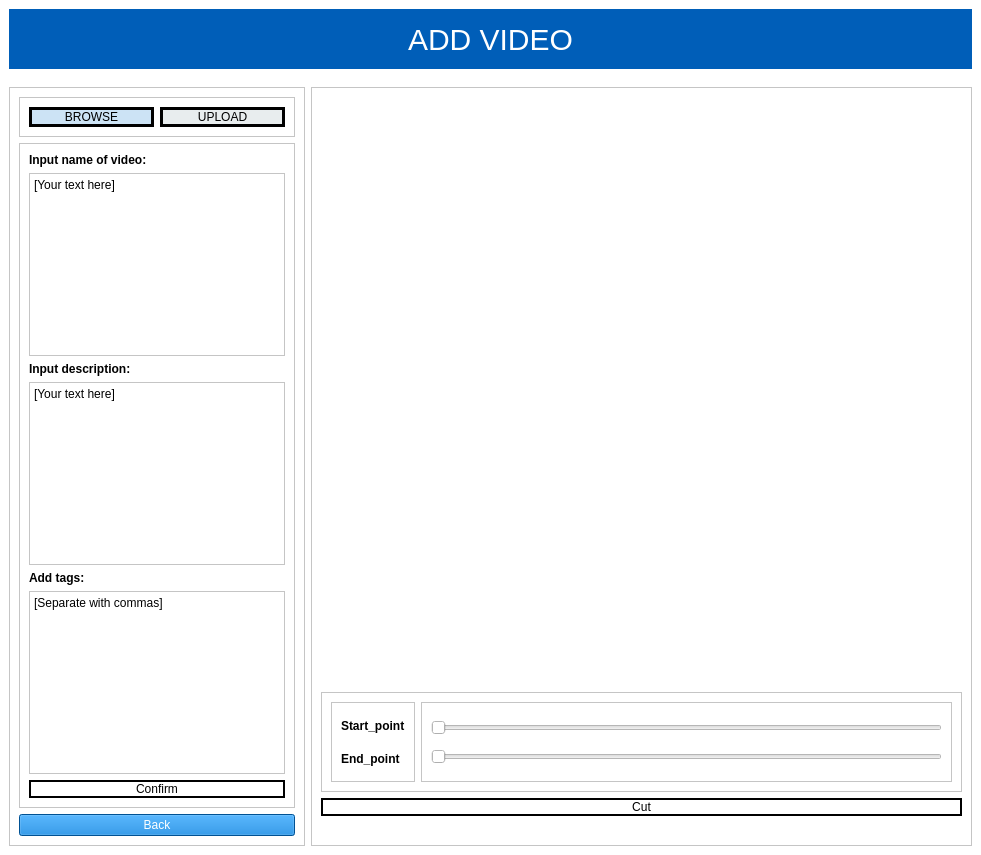
First picture: the form in copyclare/ui/video_addition.ui, repository MotionInput/Team14-CopyClare, before the edit.
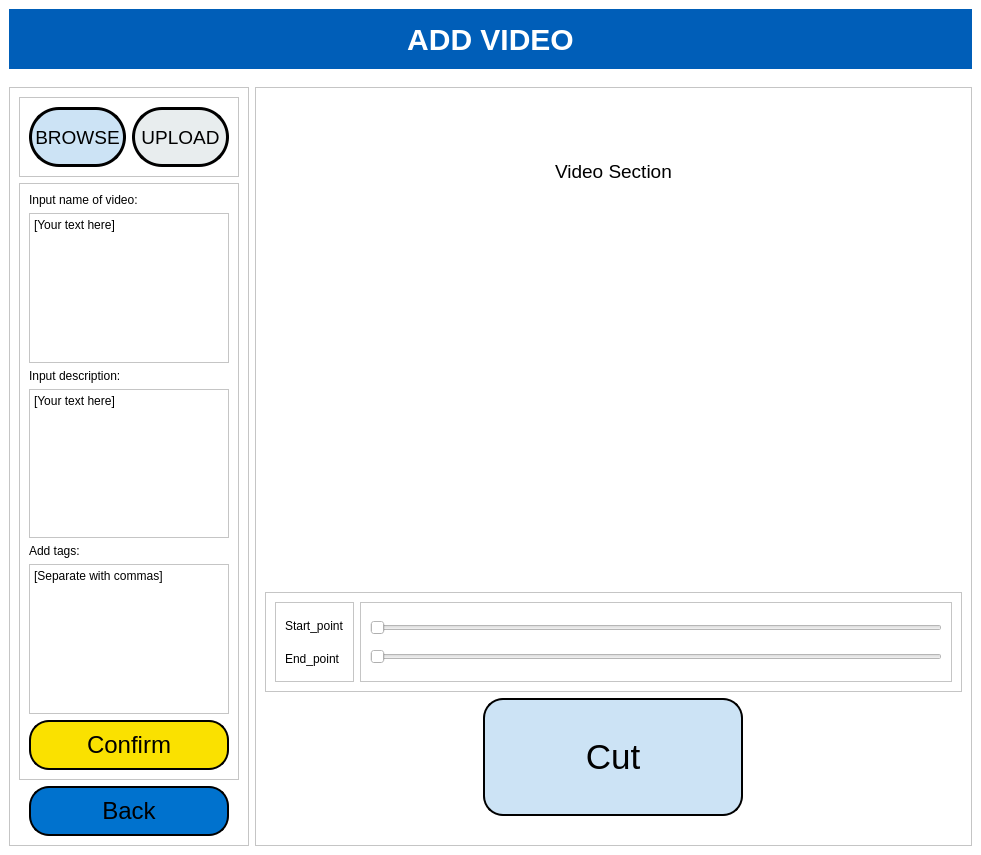
Second picture: the form after the edit.

Commit message: Font, button, etc. changes

```diff
--- a/copyclare/ui/video_addition.ui
+++ b/copyclare/ui/video_addition.ui
@@ -84,7 +84,10 @@
         </property>
         <property name="font">
          <font>
+          <family>Arial</family>
           <pointsize>-1</pointsize>
+          <weight>75</weight>
+          <bold>true</bold>
          </font>
         </property>
         <property name="styleSheet">
@@ -199,12 +202,24 @@
               <layout class="QHBoxLayout" name="horizontalLayout_3">
                <item>
                 <widget class="QPushButton" name="browse_button">
+                 <property name="minimumSize">
+                  <size>
+                   <width>60</width>
+                   <height>60</height>
+                  </size>
+                 </property>
                  <property name="maximumSize">
                   <size>
                    <width>16000</width>
                    <height>16777215</height>
                   </size>
                  </property>
+                 <property name="font">
+                  <font>
+                   <family>Arial</family>
+                   <pointsize>14</pointsize>
+                  </font>
+                 </property>
                  <property name="styleSheet">
                   <string notr="true">background-color: #CCE3F5;</string>
                  </property>
@@ -215,12 +230,24 @@
                </item>
                <item>
                 <widget class="QPushButton" name="upload_button">
+                 <property name="minimumSize">
+                  <size>
+                   <width>60</width>
+                   <height>60</height>
+                  </size>
+                 </property>
                  <property name="maximumSize">
                   <size>
                    <width>16000</width>
                    <height>16777215</height>
                   </size>
                  </property>
+                 <property name="font">
+                  <font>
+                   <family>Arial</family>
+                   <pointsize>14</pointsize>
+                  </font>
+                 </property>
                  <property name="styleSheet">
                   <string notr="true">background-color: #E8EDEE;</string>
                  </property>
@@ -257,8 +284,9 @@
                  </property>
                  <property name="font">
                   <font>
-                   <weight>75</weight>
-                   <bold>true</bold>
+                   <family>Arial</family>
+                   <weight>50</weight>
+                   <bold>false</bold>
                   </font>
                  </property>
                  <property name="text">
@@ -280,12 +308,17 @@
                    <height>600</height>
                   </size>
                  </property>
+                 <property name="font">
+                  <font>
+                   <family>Arial</family>
+                  </font>
+                 </property>
                  <property name="html">
                   <string>&lt;!DOCTYPE HTML PUBLIC &quot;-//W3C//DTD HTML 4.0//EN&quot; &quot;http://www.w3.org/TR/REC-html40/strict.dtd&quot;&gt;
 &lt;html&gt;&lt;head&gt;&lt;meta name=&quot;qrichtext&quot; content=&quot;1&quot; /&gt;&lt;style type=&quot;text/css&quot;&gt;
 p, li { white-space: pre-wrap; }
-&lt;/style&gt;&lt;/head&gt;&lt;body style=&quot; font-family:'SimSun'; font-size:9pt; font-weight:400; font-style:normal;&quot;&gt;
-&lt;p style=&quot; margin-top:0px; margin-bottom:0px; margin-left:0px; margin-right:0px; -qt-block-indent:0; text-indent:0px;&quot;&gt;[Your text here]&lt;/p&gt;&lt;/body&gt;&lt;/html&gt;</string>
+&lt;/style&gt;&lt;/head&gt;&lt;body style=&quot; font-family:'Arial'; font-size:9pt; font-weight:400; font-style:normal;&quot;&gt;
+&lt;p style=&quot; margin-top:0px; margin-bottom:0px; margin-left:0px; margin-right:0px; -qt-block-indent:0; text-indent:0px;&quot;&gt;&lt;span style=&quot; font-family:'SimSun';&quot;&gt;[Your text here]&lt;/span&gt;&lt;/p&gt;&lt;/body&gt;&lt;/html&gt;</string>
                  </property>
                 </widget>
                </item>
@@ -293,8 +326,9 @@
                 <widget class="QLabel" name="description">
                  <property name="font">
                   <font>
-                   <weight>75</weight>
-                   <bold>true</bold>
+                   <family>Arial</family>
+                   <weight>50</weight>
+                   <bold>false</bold>
                   </font>
                  </property>
                  <property name="text">
@@ -310,12 +344,17 @@
                    <verstretch>0</verstretch>
                   </sizepolicy>
                  </property>
+                 <property name="font">
+                  <font>
+                   <family>Arial</family>
+                  </font>
+                 </property>
                  <property name="html">
                   <string>&lt;!DOCTYPE HTML PUBLIC &quot;-//W3C//DTD HTML 4.0//EN&quot; &quot;http://www.w3.org/TR/REC-html40/strict.dtd&quot;&gt;
 &lt;html&gt;&lt;head&gt;&lt;meta name=&quot;qrichtext&quot; content=&quot;1&quot; /&gt;&lt;style type=&quot;text/css&quot;&gt;
 p, li { white-space: pre-wrap; }
-&lt;/style&gt;&lt;/head&gt;&lt;body style=&quot; font-family:'SimSun'; font-size:9pt; font-weight:400; font-style:normal;&quot;&gt;
-&lt;p style=&quot; margin-top:0px; margin-bottom:0px; margin-left:0px; margin-right:0px; -qt-block-indent:0; text-indent:0px;&quot;&gt;[Your text here]&lt;/p&gt;&lt;/body&gt;&lt;/html&gt;</string>
+&lt;/style&gt;&lt;/head&gt;&lt;body style=&quot; font-family:'Arial'; font-size:9pt; font-weight:400; font-style:normal;&quot;&gt;
+&lt;p style=&quot; margin-top:0px; margin-bottom:0px; margin-left:0px; margin-right:0px; -qt-block-indent:0; text-indent:0px;&quot;&gt;&lt;span style=&quot; font-family:'SimSun';&quot;&gt;[Your text here]&lt;/span&gt;&lt;/p&gt;&lt;/body&gt;&lt;/html&gt;</string>
                  </property>
                 </widget>
                </item>
@@ -323,8 +362,9 @@
                 <widget class="QLabel" name="tags">
                  <property name="font">
                   <font>
-                   <weight>75</weight>
-                   <bold>true</bold>
+                   <family>Arial</family>
+                   <weight>50</weight>
+                   <bold>false</bold>
                   </font>
                  </property>
                  <property name="text">
@@ -340,19 +380,45 @@
                    <verstretch>0</verstretch>
                   </sizepolicy>
                  </property>
+                 <property name="font">
+                  <font>
+                   <family>Arial</family>
+                  </font>
+                 </property>
                  <property name="html">
                   <string>&lt;!DOCTYPE HTML PUBLIC &quot;-//W3C//DTD HTML 4.0//EN&quot; &quot;http://www.w3.org/TR/REC-html40/strict.dtd&quot;&gt;
 &lt;html&gt;&lt;head&gt;&lt;meta name=&quot;qrichtext&quot; content=&quot;1&quot; /&gt;&lt;style type=&quot;text/css&quot;&gt;
 p, li { white-space: pre-wrap; }
-&lt;/style&gt;&lt;/head&gt;&lt;body style=&quot; font-family:'SimSun'; font-size:9pt; font-weight:400; font-style:normal;&quot;&gt;
-&lt;p style=&quot; margin-top:0px; margin-bottom:0px; margin-left:0px; margin-right:0px; -qt-block-indent:0; text-indent:0px;&quot;&gt;[Separate with commas]&lt;/p&gt;&lt;/body&gt;&lt;/html&gt;</string>
+&lt;/style&gt;&lt;/head&gt;&lt;body style=&quot; font-family:'Arial'; font-size:9pt; font-weight:400; font-style:normal;&quot;&gt;
+&lt;p style=&quot; margin-top:0px; margin-bottom:0px; margin-left:0px; margin-right:0px; -qt-block-indent:0; text-indent:0px;&quot;&gt;&lt;span style=&quot; font-family:'SimSun';&quot;&gt;[Separate with commas]&lt;/span&gt;&lt;/p&gt;&lt;/body&gt;&lt;/html&gt;</string>
                  </property>
                 </widget>
                </item>
                <item>
                 <widget class="QPushButton" name="confirm_button">
+                 <property name="minimumSize">
+                  <size>
+                   <width>70</width>
+                   <height>50</height>
+                  </size>
+                 </property>
+                 <property name="maximumSize">
+                  <size>
+                   <width>200</width>
+                   <height>200</height>
+                  </size>
+                 </property>
+                 <property name="font">
+                  <font>
+                   <family>Arial</family>
+                   <pointsize>18</pointsize>
+                  </font>
+                 </property>
                  <property name="styleSheet">
-                  <string notr="true">border: 2px solid;</string>
+                  <string notr="true">border: 2px solid;
+background-color: rgb(250, 225, 0);
+border-radius:20px;
+color: rgb(0, 0, 0);</string>
                  </property>
                  <property name="text">
                   <string>Confirm</string>
@@ -362,16 +428,29 @@
               </layout>
              </widget>
             </item>
-            <item>
+            <item alignment="Qt::AlignHCenter">
              <widget class="QPushButton" name="back_button">
+              <property name="minimumSize">
+               <size>
+                <width>200</width>
+                <height>50</height>
+               </size>
+              </property>
               <property name="maximumSize">
                <size>
-                <width>16000</width>
-                <height>16777215</height>
+                <width>200</width>
+                <height>200</height>
                </size>
               </property>
+              <property name="font">
+               <font>
+                <family>Arial</family>
+                <pointsize>18</pointsize>
+               </font>
+              </property>
               <property name="styleSheet">
-               <string notr="true">background-color: #0072CE; COLOR: #ffffff;</string>
+               <string notr="true">background-color: #0072CE; COLOR: #000000;
+border-radius:20px;border: 2px solid;</string>
               </property>
               <property name="text">
                <string>Back</string>
@@ -406,6 +485,19 @@
               </property>
              </spacer>
             </item>
+            <item alignment="Qt::AlignHCenter">
+             <widget class="QLabel" name="label">
+              <property name="font">
+               <font>
+                <family>Arial</family>
+                <pointsize>14</pointsize>
+               </font>
+              </property>
+              <property name="text">
+               <string>Video Section</string>
+              </property>
+             </widget>
+            </item>
             <item>
              <widget class="QLabel" name="video">
               <property name="minimumSize">
@@ -453,9 +545,10 @@
                    <widget class="QLabel" name="Start">
                     <property name="font">
                      <font>
+                      <family>Arial</family>
                       <pointsize>9</pointsize>
-                      <weight>75</weight>
-                      <bold>true</bold>
+                      <weight>50</weight>
+                      <bold>false</bold>
                      </font>
                     </property>
                     <property name="text">
@@ -467,8 +560,9 @@
                    <widget class="QLabel" name="End">
                     <property name="font">
                      <font>
-                      <weight>75</weight>
-                      <bold>true</bold>
+                      <family>Arial</family>
+                      <weight>50</weight>
+                      <bold>false</bold>
                      </font>
                     </property>
                     <property name="text">
@@ -508,16 +602,30 @@
               </layout>
              </widget>
             </item>
-            <item>
+            <item alignment="Qt::AlignHCenter">
              <widget class="QPushButton" name="cut_button">
+              <property name="minimumSize">
+               <size>
+                <width>260</width>
+                <height>65</height>
+               </size>
+              </property>
               <property name="maximumSize">
                <size>
-                <width>700</width>
-                <height>16777215</height>
+                <width>260</width>
+                <height>400</height>
                </size>
               </property>
+              <property name="font">
+               <font>
+                <family>Arial</family>
+                <pointsize>26</pointsize>
+               </font>
+              </property>
               <property name="styleSheet">
-               <string notr="true">border: 2px solid;</string>
+               <string notr="true">border: 2px solid;
+border-radius:20px;
+background-color: rgb(204, 227, 245);</string>
               </property>
               <property name="text">
                <string>Cut</string>
```
The commit also changes 11 other files.
